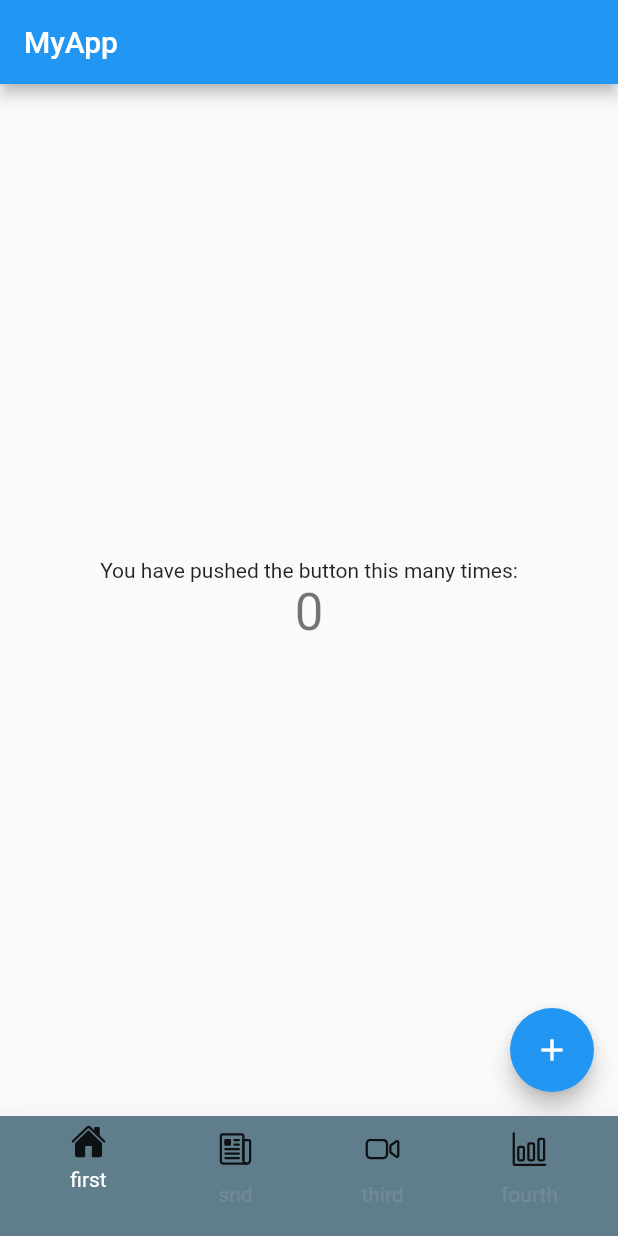
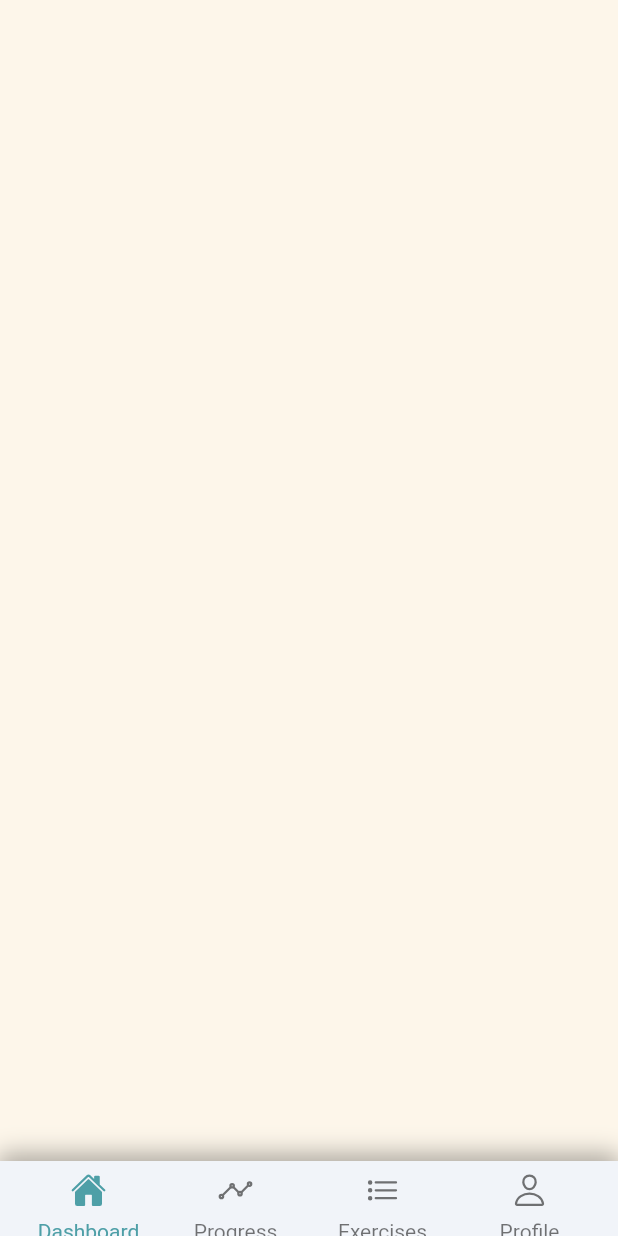
Before and after one commit to rocklyve/trackMyGym, a Flutter app: the screen it shows after launch, on a phone screen of 412 x 824 dp. Run offline on Flutter 3.47's test engine with Material 2 defaults, Android fonts, the phone set to English and light mode, and no system bars; our stand-ins replace auto_route, equatable, flutter_bloc, freezed_annotation, ionicons; generated files the repository leaves out were written again.

Commit message:
Add base NavBar + colorings

```diff
--- a/lib/ui/pages/base_page.dart
+++ b/lib/ui/pages/base_page.dart
@@ -1,6 +1,5 @@
 import 'package:TrackMyGains/navigation/router.gr.dart';
 import 'package:auto_route/auto_route.dart';
-import 'package:flutter/cupertino.dart';
 import 'package:flutter/material.dart';
 import 'package:flutter_bloc/flutter_bloc.dart';
 import 'package:ionicons/ionicons.dart';
@@ -18,6 +17,9 @@ class BasePage extends StatefulWidget {
 
 class _BasePageState extends State<BasePage> {
   late TabsRouter tabsRouter;
+
+  final Color _navbarItemIconColor = const Color(0xFF4E9FA7);
+  final Color _navbarItemIconInactiveColor = Colors.black54;
 
   Future<bool> _onWillPop(BuildContext context) async {
     final RouteData data = context.router.topRoute;
@@ -120,27 +122,51 @@ class _BasePageState extends State<BasePage> {
       <AppBottomNavigationBarItem>[
         _buildAppBottomNavigationBarItem(
           context: context,
-          icon: Icon(Ionicons.home),
-          inactiveIcon: Icon(Ionicons.home_outline),
-          name: "first",
+          icon: Icon(
+            Ionicons.home,
+            color: _navbarItemIconColor,
+          ),
+          inactiveIcon: Icon(
+            Ionicons.home_outline,
+            color: _navbarItemIconInactiveColor,
+          ),
+          name: "Dashboard",
         ),
         _buildAppBottomNavigationBarItem(
           context: context,
-          icon: Icon(Ionicons.newspaper),
-          inactiveIcon: Icon(Ionicons.newspaper_outline),
-          name: "snd",
+          icon: Icon(
+            Ionicons.analytics,
+            color: _navbarItemIconColor,
+          ),
+          inactiveIcon: Icon(
+            Ionicons.analytics_outline,
+            color: _navbarItemIconInactiveColor,
+          ),
+          name: "Progress",
         ),
         _buildAppBottomNavigationBarItem(
           context: context,
-          icon: Icon(Ionicons.videocam),
-          inactiveIcon: Icon(Ionicons.videocam_outline),
-          name: "third",
+          icon: Icon(
+            Ionicons.list,
+            color: _navbarItemIconColor,
+          ),
+          inactiveIcon: Icon(
+            Ionicons.list_outline,
+            color: _navbarItemIconInactiveColor,
+          ),
+          name: "Exercises",
         ),
         _buildAppBottomNavigationBarItem(
           context: context,
-          icon: Icon(Ionicons.bar_chart),
-          inactiveIcon: Icon(Ionicons.bar_chart_outline),
-          name: "fourth",
+          icon: Icon(
+            Ionicons.person,
+            color: _navbarItemIconColor,
+          ),
+          inactiveIcon: Icon(
+            Ionicons.person_outline,
+            color: _navbarItemIconInactiveColor,
+          ),
+          name: "Profile",
         ),
       ];
 
--- a/lib/ui/pages/exercises_overview_page.dart
+++ b/lib/ui/pages/exercises/exercises_overview_page.dart
@@ -12,6 +12,10 @@ class ExercisesOverviewPage extends StatefulWidget {
 class _ExercisesOverviewPage extends State<ExercisesOverviewPage> {
   @override
   Widget build(BuildContext context) {
-    return Container(color: Colors.green);
+    return Scaffold(
+      body: Container(
+        color: const Color(0xFF4E9EA7),
+      ),
+    );
   }
 }
--- /dev/null
+++ b/lib/ui/pages/home/home_page.dart
@@ -0,0 +1,19 @@
+import 'package:flutter/material.dart';
+
+class MyHomePage extends StatefulWidget {
+  const MyHomePage({super.key});
+
+  @override
+  State<MyHomePage> createState() => _MyHomePageState();
+}
+
+class _MyHomePageState extends State<MyHomePage> {
+  int _counter = 0;
+
+  @override
+  Widget build(BuildContext context) {
+    return Scaffold(
+      body: Container(color: const Color(0xFFFDF6EA)),
+    );
+  }
+}
--- a/lib/ui/pages/home_page.dart
+++ /dev/null
@@ -1,46 +0,0 @@
-import 'package:flutter/material.dart';
-
-class MyHomePage extends StatefulWidget {
-  const MyHomePage({super.key});
-
-  @override
-  State<MyHomePage> createState() => _MyHomePageState();
-}
-
-class _MyHomePageState extends State<MyHomePage> {
-  int _counter = 0;
-
-  void _incrementCounter() {
-    setState(() {
-      _counter++;
-    });
-  }
-
-  @override
-  Widget build(BuildContext context) {
-    return Scaffold(
-      appBar: AppBar(
-        title: const Text('MyApp'),
-      ),
-      body: Center(
-        child: Column(
-          mainAxisAlignment: MainAxisAlignment.center,
-          children: <Widget>[
-            const Text(
-              'You have pushed the button this many times:',
-            ),
-            Text(
-              '$_counter',
-              style: Theme.of(context).textTheme.headlineMedium,
-            ),
-          ],
-        ),
-      ),
-      floatingActionButton: FloatingActionButton(
-        onPressed: _incrementCounter,
-        tooltip: 'Increment',
-        child: const Icon(Icons.add),
-      ),
-    );
-  }
-}
--- a/lib/ui/pages/profile_page.dart
+++ b/lib/ui/pages/profile/profile_page.dart
@@ -12,6 +12,10 @@ class ProfilePage extends StatefulWidget {
 class _ProfilePage extends State<ProfilePage> {
   @override
   Widget build(BuildContext context) {
-    return Container(color: Colors.red);
+    return Scaffold(
+      body: Container(
+        color: const Color(0xFFE65D4F),
+      ),
+    );
   }
 }
--- a/lib/ui/pages/progress_overview_page.dart
+++ b/lib/ui/pages/progress/progress_overview_page.dart
@@ -12,6 +12,8 @@ class ProgressOverviewPage extends StatefulWidget {
 class _ProgressOverviewPage extends State<ProgressOverviewPage> {
   @override
   Widget build(BuildContext context) {
-    return Container(color: Colors.blue);
+    return Scaffold(
+      body: Container(color: const Color(0xFF1E1E1E)),
+    );
   }
 }
--- a/lib/ui/widgets/nav_bar.dart
+++ b/lib/ui/widgets/nav_bar.dart
@@ -16,19 +16,75 @@ class AppBottomNavigationBar extends StatelessWidget {
   final TabsRouter router;
   final void Function() onActiveTabTap;
 
+  final int _navbarHeight = 50;
+  final double _navbarItemTopPadding = 7.5;
+  final double _navbarItemWidth = 78;
+
+  final Color _navbarItemTextColor = const Color(0xFF4E9FA7);
+  final Color _navbarItemTextInactiveColor = Colors.black54;
+
+  final Color _navbarBackgroundColor = const Color(0xFFF1F4F9);
+
+  List<Widget> _buildNavBarItems(
+    List<AppBottomNavigationBarItem> items,
+    BuildContext context,
+  ) {
+    return items
+        .mapIndexed(
+          (
+            int index,
+            AppBottomNavigationBarItem item,
+          ) =>
+              Flexible(
+            child: GestureDetector(
+              onTap: () => _switchTab(index),
+              child: Container(
+                width: _navbarItemWidth,
+                color: Colors.transparent,
+                child: Column(
+                  mainAxisSize: MainAxisSize.min,
+                  children: <Widget>[
+                    SizedBox(height: _navbarItemTopPadding),
+                    currentIndex == index ? item.activeIcon : item.inactiveIcon,
+                    SizedBox(height: _navbarItemTopPadding),
+                    Text(
+                      item.text,
+                      style: currentIndex == index
+                          ? (item.activeStyle ??
+                              TextStyle(color: _navbarItemTextColor))
+                          : (item.inactiveStyle ??
+                              TextStyle(color: _navbarItemTextInactiveColor)),
+                    ),
+                  ],
+                ),
+              ),
+            ),
+          ),
+        )
+        .toList();
+  }
+
+  void _switchTab(int index) {
+    if (index == router.activeIndex) {
+      onActiveTabTap();
+    } else {
+      router.setActiveIndex(index);
+    }
+  }
+
   @override
   Widget build(BuildContext context) {
     return Material(
       elevation: 15.0,
       child: Container(
         width: MediaQuery.of(context).size.width,
-        height: MediaQuery.of(context).padding.bottom + 80,
+        height: MediaQuery.of(context).padding.bottom + _navbarHeight,
         decoration: BoxDecoration(
-          color: Colors.blueGrey,
+          color: _navbarBackgroundColor,
           boxShadow: <BoxShadow>[
             BoxShadow(
-              color: Colors.white10,
-              offset: const Offset(0, -4),
+              color: Colors.black26,
+              offset: Offset(0, -6),
               blurRadius: 12,
               spreadRadius: 0,
             )
@@ -42,59 +98,13 @@ class AppBottomNavigationBar extends StatelessWidget {
       ),
     );
   }
-
-  List<Widget> _buildNavBarItems(
-    List<AppBottomNavigationBarItem> items,
-    BuildContext context,
-  ) =>
-      items
-          .mapIndexed(
-            (
-              int index,
-              AppBottomNavigationBarItem item,
-            ) =>
-                Flexible(
-              child: GestureDetector(
-                onTap: () {
-                  if (index == router.activeIndex) {
-                    onActiveTabTap();
-                  } else {
-                    router.setActiveIndex(index);
-                  }
-                },
-                child: Container(
-                  width: 78,
-                  color: Colors.transparent,
-                  child: Column(
-                    mainAxisSize: MainAxisSize.min,
-                    children: <Widget>[
-                      SizedBox(
-                        height: currentIndex == index ? 5 : 10,
-                      ),
-                      currentIndex == index
-                          ? item.activeIcon
-                          : item.inactiveIcon,
-                      SizedBox(
-                        height: currentIndex == index ? 5 : 10,
-                      ),
-                      Text(
-                        item.text,
-                        style: currentIndex == index
-                            ? (item.activeStyle ??
-                                TextStyle(color: Colors.white))
-                            : (item.inactiveStyle ??
-                                TextStyle(color: Colors.white10)),
-                      ),
-                    ],
-                  ),
-                ),
-              ),
-            ),
-          )
-          .toList();
 }
 
 class AppBottomNavigationBarItem {
+  final String text;
+  final Widget activeIcon, inactiveIcon;
+  final TextStyle? activeStyle, inactiveStyle;
+
   AppBottomNavigationBarItem({
     required this.text,
     required this.activeIcon,
@@ -102,8 +112,4 @@ class AppBottomNavigationBarItem {
     this.activeStyle,
     this.inactiveStyle,
   });
-
-  final String text;
-  final Widget activeIcon, inactiveIcon;
-  final TextStyle? activeStyle, inactiveStyle;
 }
```
Also changed, not shown: lib/navigation/router.dart (+4 -4 lines).
